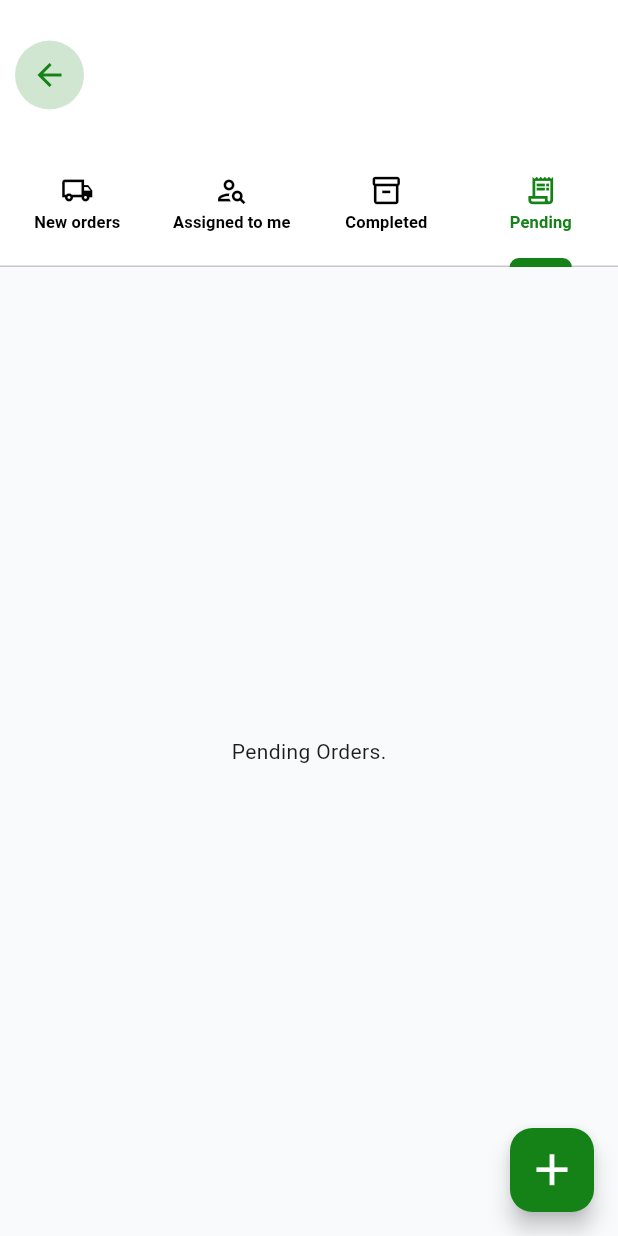
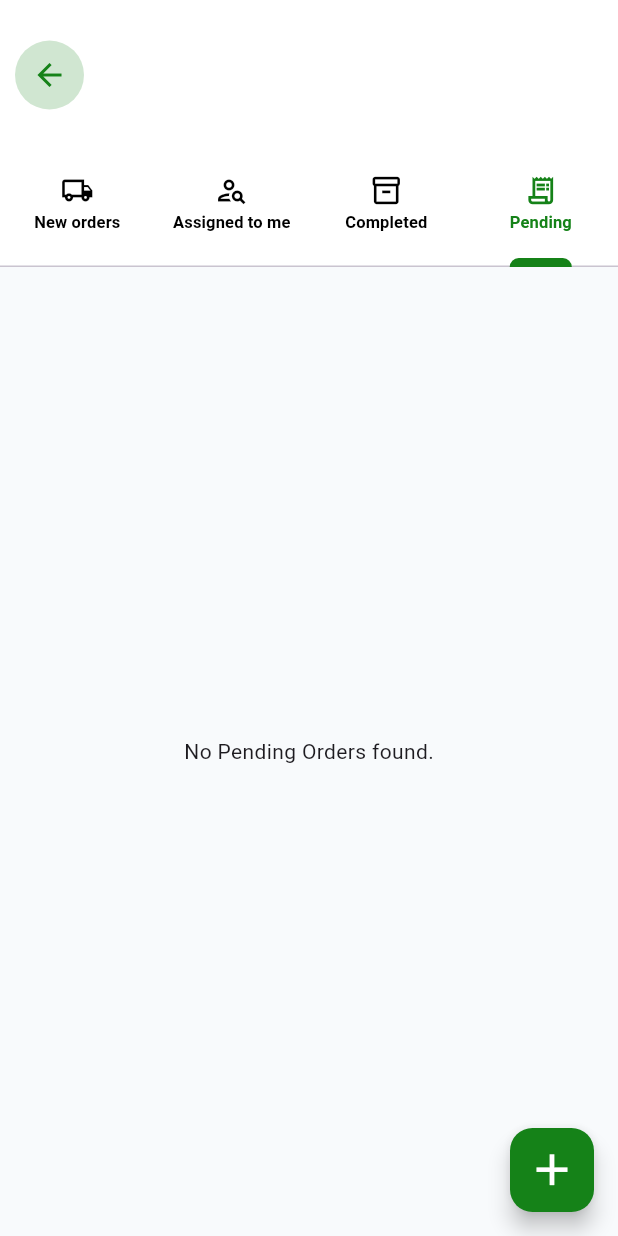
Before and after one commit to MuhammedHarshalV/home_2_lab_app, a Flutter app: the OderDetailsScreen screen opened directly, tab 4 chosen, on a phone screen of 412 x 824 dp. Run offline on Flutter 3.47's test engine with Material 3 defaults, Android fonts, the phone set to English and light mode, and no system bars; our stand-ins replace connectivity_plus, device_info_plus, dio, dropdown_button2, flutter_colorpicker, flutter_riverpod and 14 more; missing offline and left inert: flutter_esc_pos_utils, print_bluetooth_thermal; accounts and stored records are empty; network calls fail; statements that could not run were skipped.

Commit message:
no orders screen text change

```diff
--- a/lib/presentation/screens/order_details_screen/widgets/assigned_order_screen.dart
+++ b/lib/presentation/screens/order_details_screen/widgets/assigned_order_screen.dart
@@ -12,7 +12,7 @@ class AssignedOrdersScreen extends ConsumerWidget {
   @override
   Widget build(BuildContext context, WidgetRef ref) {
     return details.isEmpty
-        ? Center(child: Text('Assigned Orders.'))
+        ? Center(child: Text('No Assigned orders found.'))
         : ListView.separated(
             itemBuilder: (context, index) {
               return PatientCompletedCard(
--- a/lib/presentation/screens/order_details_screen/widgets/completed_patient_screen.dart
+++ b/lib/presentation/screens/order_details_screen/widgets/completed_patient_screen.dart
@@ -12,7 +12,7 @@ class CompletedPatientScreen extends ConsumerWidget {
   @override
   Widget build(BuildContext context, WidgetRef ref) {
     return details.isEmpty
-        ? Center(child: Text('Completed Orders.'))
+        ? Center(child: Text('No Completed Orders found.'))
         : ListView.separated(
             itemBuilder: (context, index) {
               return PatientCompletedCard(
--- a/lib/presentation/screens/order_details_screen/widgets/new_order_screen.dart
+++ b/lib/presentation/screens/order_details_screen/widgets/new_order_screen.dart
@@ -12,7 +12,7 @@ class NewOrderScreen extends ConsumerWidget {
   @override
   Widget build(BuildContext context, WidgetRef ref) {
     return details.isEmpty
-        ? Center(child: Text('Assigned Orders.'))
+        ? Center(child: Text('No orders found.'))
         : ListView.separated(
             itemBuilder: (context, index) {
               return PatientCompletedCard(
--- a/lib/presentation/screens/order_details_screen/widgets/patient_pending_screen.dart
+++ b/lib/presentation/screens/order_details_screen/widgets/patient_pending_screen.dart
@@ -12,7 +12,7 @@ class PatientPendingScreen extends ConsumerWidget {
   @override
   Widget build(BuildContext context, WidgetRef ref) {
     return details.isEmpty
-        ? Center(child: Text('Pending Orders.'))
+        ? Center(child: Text('No Pending Orders found.'))
         : ListView.separated(
             itemBuilder: (context, index) {
               return PatientCompletedCard(
--- a/lib/presentation/widgets/system_back_popup.dart
+++ b/lib/presentation/widgets/system_back_popup.dart
@@ -30,7 +30,7 @@ class SystemBackPopup extends ConsumerWidget {
         ],
       ),
       content: const Text(
-        "Are you sure you want to exit the app?",
+        "Are you sure want to exit the app?",
         textAlign: TextAlign.center,
       ),
       actionsPadding: const EdgeInsets.symmetric(horizontal: 10, vertical: 15),
```
